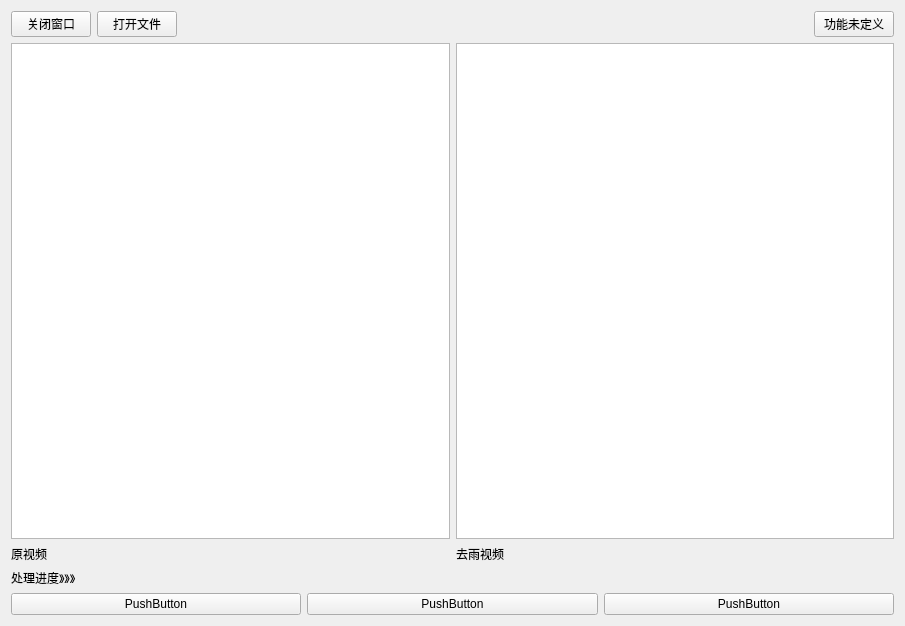
Above: derain/derain.ui from FrankOcean/smartcabin before the change. Below: the same form after it.
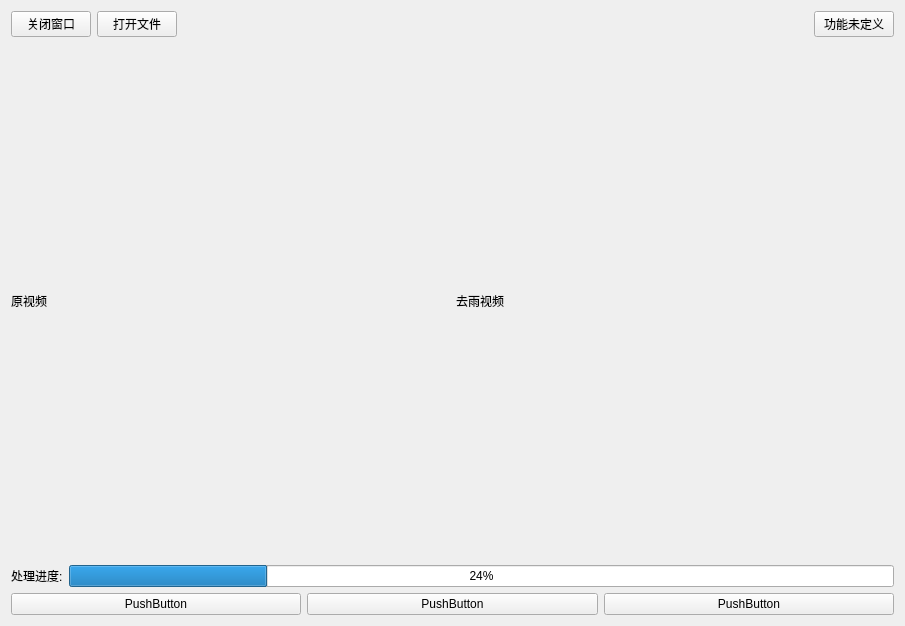
That is the form after the change.

Diff of the .ui file:
```diff
--- a/derain/derain.ui
+++ b/derain/derain.ui
@@ -55,13 +55,10 @@
    <item>
     <layout class="QVBoxLayout" name="verticalLayout">
      <item>
-      <layout class="QHBoxLayout" name="horizontalLayout_6">
-       <item>
-        <widget class="QColumnView" name="columnView_2"/>
-       </item>
-       <item>
-        <widget class="QColumnView" name="columnView_3"/>
-       </item>
+      <layout class="QHBoxLayout" name="video_compare_constrain">
+       <property name="sizeConstraint">
+        <enum>QLayout::SetMinimumSize</enum>
+       </property>
       </layout>
      </item>
      <item>
@@ -89,7 +86,14 @@
      <item>
       <widget class="QLabel" name="label">
        <property name="text">
-        <string>处理进度》》》</string>
+        <string>处理进度:</string>
+       </property>
+      </widget>
+     </item>
+     <item>
+      <widget class="QProgressBar" name="progressBar">
+       <property name="value">
+        <number>24</number>
        </property>
       </widget>
      </item>
```
Left out of the diff: 2 changed lines with no effect on the pictures.
